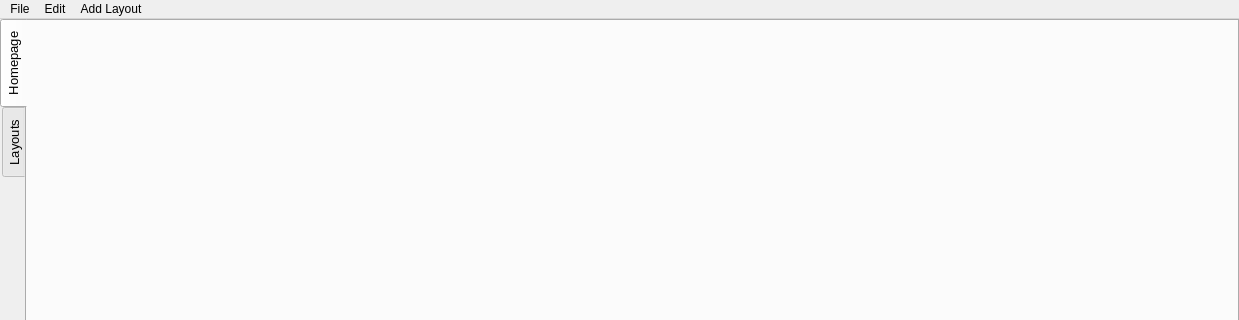
Before: the Qt Designer form Application/daata_v1_0/MainWindow/MainWindow.ui in Georgia-Tech-Off-Road/DAQ, drawn with Qt 5; both pictures show x 0 to 1239 and y 0 to 320 of the 1239 by 807 pixel window.
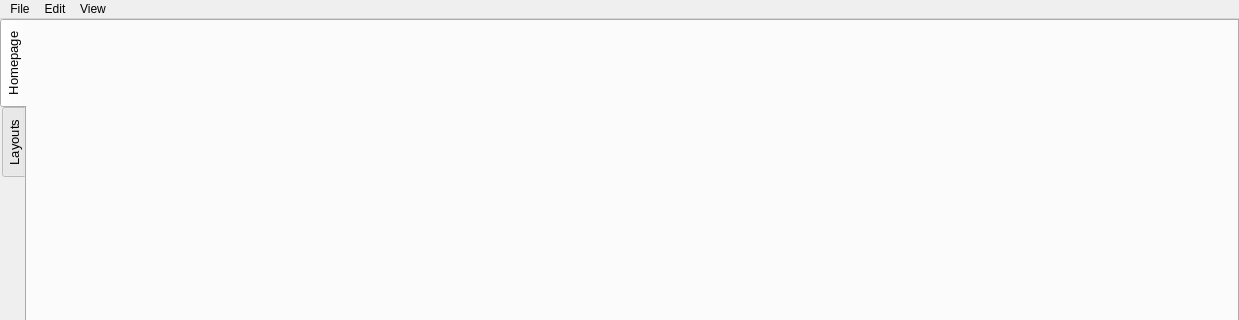
After: the same form once the commit is applied.

Commit message: Implemented abstract class for layouts and overall update functionality

```diff
--- a/Application/daata_v1_0/MainWindow/MainWindow.ui
+++ b/Application/daata_v1_0/MainWindow/MainWindow.ui
@@ -176,14 +176,14 @@
      <string>Edit</string>
     </property>
    </widget>
-   <widget class="QMenu" name="menuAddLayout">
+   <widget class="QMenu" name="menuView">
     <property name="title">
-     <string>Add Layout</string>
+     <string>View</string>
     </property>
    </widget>
    <addaction name="menuFile"/>
    <addaction name="menuEdit"/>
-   <addaction name="menuAddLayout"/>
+   <addaction name="menuView"/>
   </widget>
  </widget>
  <resources/>
```
Left out of the diff: 32 changed lines with no effect on the pictures. The commit also changes 7 other files.
